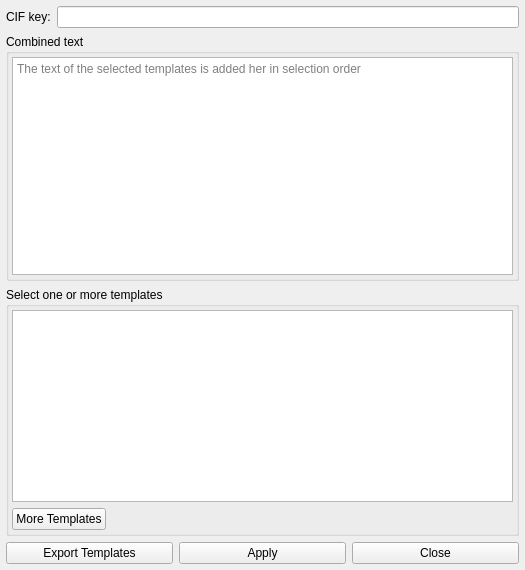
First picture: the form in finalcif/gui/text_templates.ui, repository dkratzert/FinalCif, before the edit.
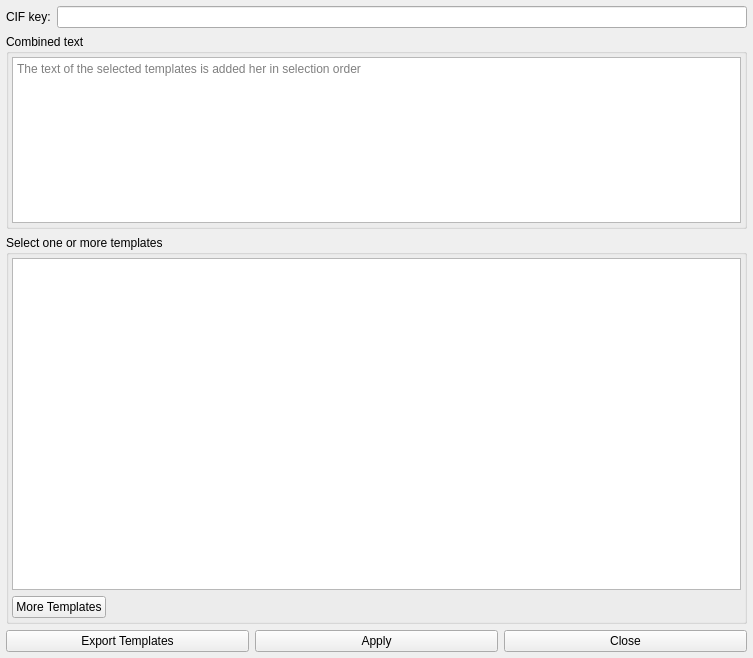
Second picture: the form after the edit.

Commit message: Textedit starts to work

```diff
--- a/finalcif/gui/text_templates.ui
+++ b/finalcif/gui/text_templates.ui
@@ -6,8 +6,8 @@
    <rect>
     <x>0</x>
     <y>0</y>
-    <width>525</width>
-    <height>570</height>
+    <width>753</width>
+    <height>658</height>
    </rect>
   </property>
   <property name="windowTitle">
@@ -48,7 +48,13 @@
     </layout>
    </item>
    <item>
-    <widget class="QGroupBox" name="groupBox_2">
+    <widget class="QGroupBox" name="combinedTestGroupBox">
+     <property name="sizePolicy">
+      <sizepolicy hsizetype="Preferred" vsizetype="Preferred">
+       <horstretch>0</horstretch>
+       <verstretch>1</verstretch>
+      </sizepolicy>
+     </property>
      <property name="title">
       <string>Combined text</string>
      </property>
@@ -79,7 +85,13 @@
     </widget>
    </item>
    <item>
-    <widget class="QGroupBox" name="groupBox">
+    <widget class="QGroupBox" name="TemplatesListGroupBox">
+     <property name="sizePolicy">
+      <sizepolicy hsizetype="Preferred" vsizetype="Preferred">
+       <horstretch>0</horstretch>
+       <verstretch>2</verstretch>
+      </sizepolicy>
+     </property>
      <property name="title">
       <string>Select one or more templates</string>
      </property>
```
Left out of the diff: 10 changed lines with no effect on the pictures. The commit also changes 2 other files.
